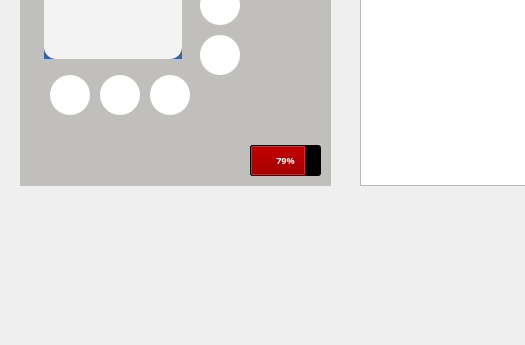
Umar-J/Neureset-Feedback-EEG-Device, file ui/mainwindow.ui: the form before one commit; both pictures show x 0 to 525 and y 255 to 600 of the 958 by 600 pixel window.
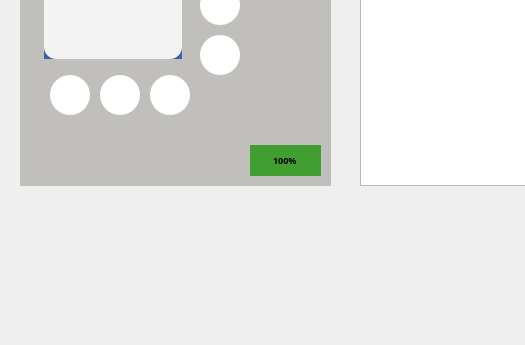
The form after the commit. Icons and pictures are not drawn.

Diff of the .ui file:
```diff
--- a/ui/mainwindow.ui
+++ b/ui/mainwindow.ui
@@ -622,14 +622,21 @@
       <bool>false</bool>
      </property>
      <property name="styleSheet">
-      <string notr="true">selection-background-color: rgb(164, 0, 0);
-background-color: rgb(0, 0, 0);</string>
+      <string notr="true">QProgressBar::chunk {
+     background-color: rgb(65, 158, 48);
+	border-radius: 5px, 10px, 5px, 10px;
+ }
+
+QProgressBar {
+	text-align: center;
+	border-radius: 5px;
+}</string>
      </property>
      <property name="minimum">
       <number>0</number>
      </property>
      <property name="value">
-      <number>79</number>
+      <number>100</number>
      </property>
      <property name="alignment">
       <set>Qt::AlignLeading|Qt::AlignLeft|Qt::AlignVCenter</set>
```
